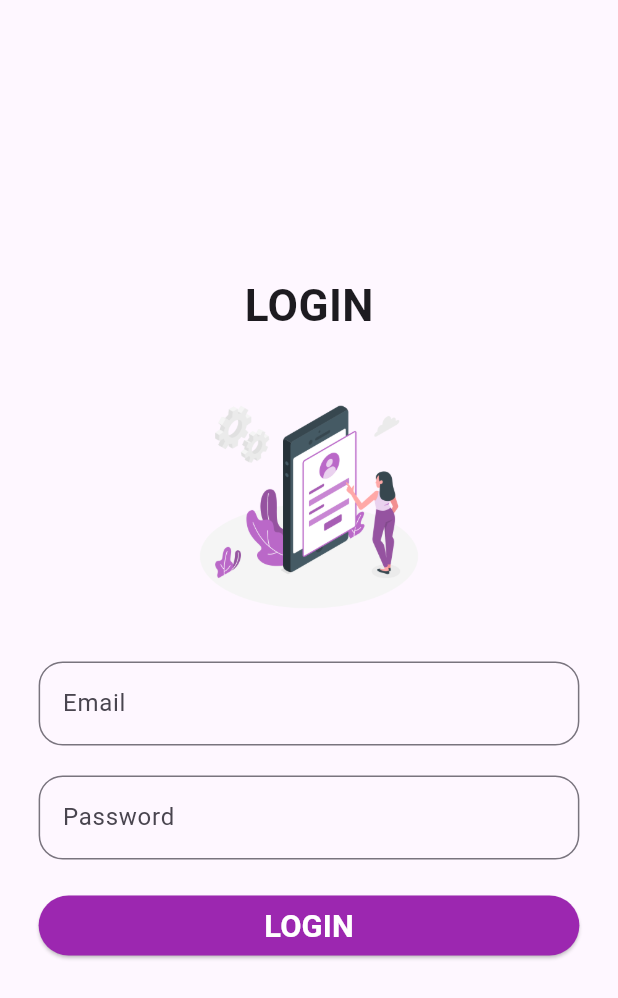
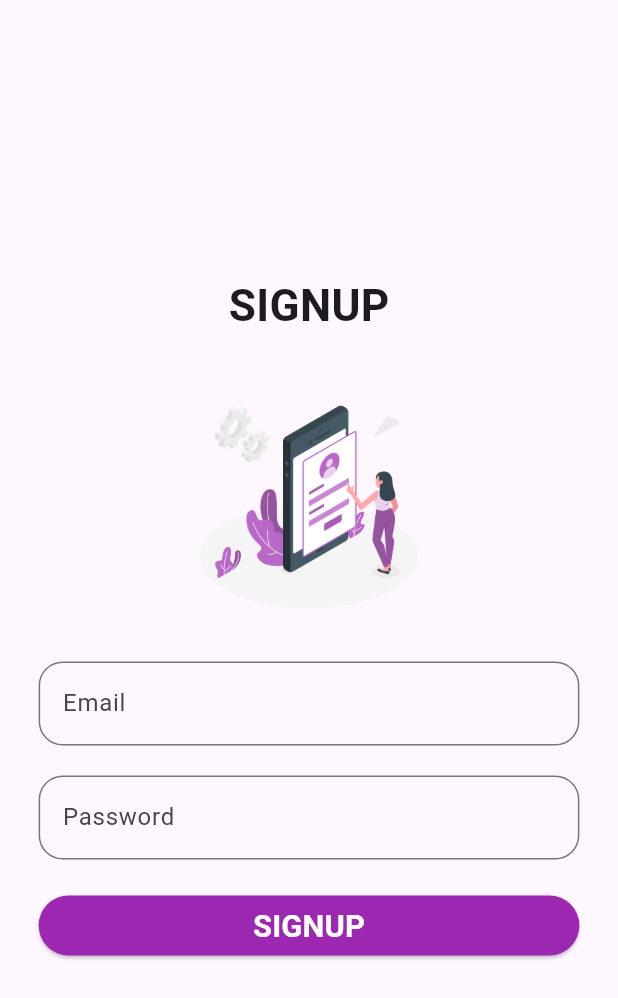
Before and after one commit to qmpgloba/attendance, a Flutter app: the screen it shows after launch, on a phone screen of 412 x 824 dp. Shown: the top 998 px of the screen. Run offline on Flutter 3.47's test engine with Material 3 defaults, Android fonts, the phone set to English and light mode, and no system bars; our stand-ins replace action_slider, percent_indicator.

Commit message:
signup done

```diff
--- a/attendance/lib/main.dart
+++ b/attendance/lib/main.dart
@@ -1,4 +1,5 @@
 import 'package:attendance/presentation/authentication/login/login.dart';
+import 'package:attendance/presentation/authentication/signup/signup.dart';
 
 import 'package:flutter/material.dart';
 
@@ -16,7 +17,7 @@ class MyApp extends StatelessWidget {
       darkTheme: ThemeData.dark(),
       themeMode: ThemeMode.system,
       debugShowCheckedModeBanner: false,
-      home: Authentication(),
+      home: SignUpScreen(),
     );
   }
 }
--- a/attendance/lib/presentation/authentication/login/login.dart
+++ b/attendance/lib/presentation/authentication/login/login.dart
@@ -4,8 +4,8 @@ import 'package:attendance/presentation/authentication/widgets/auth_box.dart';
 import 'package:attendance/presentation/widgets/widgets.dart';
 import 'package:flutter/material.dart';
 
-class Authentication extends StatelessWidget {
-  Authentication({super.key});
+class LoginScreen extends StatelessWidget {
+  LoginScreen({super.key});
   TextEditingController emailController = TextEditingController();
   TextEditingController passwordController = TextEditingController();
 
--- a/attendance/lib/presentation/authentication/signup/signup.dart
+++ b/attendance/lib/presentation/authentication/signup/signup.dart
@@ -0,0 +1,76 @@
+// ignore_for_file: must_be_immutable
+
+import 'package:attendance/presentation/authentication/widgets/auth_box.dart';
+import 'package:attendance/presentation/widgets/widgets.dart';
+import 'package:flutter/material.dart';
+
+class SignUpScreen extends StatelessWidget {
+  SignUpScreen({super.key});
+  TextEditingController emailController = TextEditingController();
+  TextEditingController passwordController = TextEditingController();
+
+  @override
+  Widget build(BuildContext context) {
+    Size size = MediaQuery.sizeOf(context);
+    return Scaffold(
+      body: SafeArea(
+        child: Padding(
+          padding: EdgeInsets.all(size.width / 16),
+          child: Center(
+            child: SingleChildScrollView(
+              child: Column(
+                mainAxisAlignment: MainAxisAlignment.center,
+                children: [
+                  Text(
+                    'SIGNUP',
+                    style: TextStyle(
+                      fontWeight: FontWeight.bold,
+                      fontSize: size.width / 14,
+                    ),
+                  ),
+                  height(10),
+                  Image.asset(
+                    'assets/images/login.png',
+                    height: size.height / 4,
+                    width: size.width / 2,
+                    fit: BoxFit.cover,
+                  ),
+                  AuthBox(
+                    controller: emailController,
+                    obscureText: false,
+                    label: 'Email',
+                  ),
+                  height(20),
+                  AuthBox(
+                    controller: passwordController,
+                    obscureText: true,
+                    label: 'Password',
+                  ),
+                  height(20),
+                  SizedBox(
+                    width: size.width,
+                    child: ElevatedButton(
+                      style: const ButtonStyle(
+                        backgroundColor:
+                            MaterialStatePropertyAll(Colors.purple),
+                      ),
+                      onPressed: () {},
+                      child: Text(
+                        'SIGNUP',
+                        style: TextStyle(
+                          color: Colors.white,
+                          fontWeight: FontWeight.bold,
+                          fontSize: size.width / 20,
+                        ),
+                      ),
+                    ),
+                  )
+                ],
+              ),
+            ),
+          ),
+        ),
+      ),
+    );
+  }
+}
--- a/attendance/pubspec.yaml
+++ b/attendance/pubspec.yaml
@@ -65,7 +65,7 @@ flutter:
 
   # To add assets to your application, add an assets section, like this:
   assets:
-    - assets/images/login.png
+    - assets/images/
   #   - images/a_dot_ham.jpeg
 
   # An image asset can refer to one or more resolution-specific "variants", see
```
